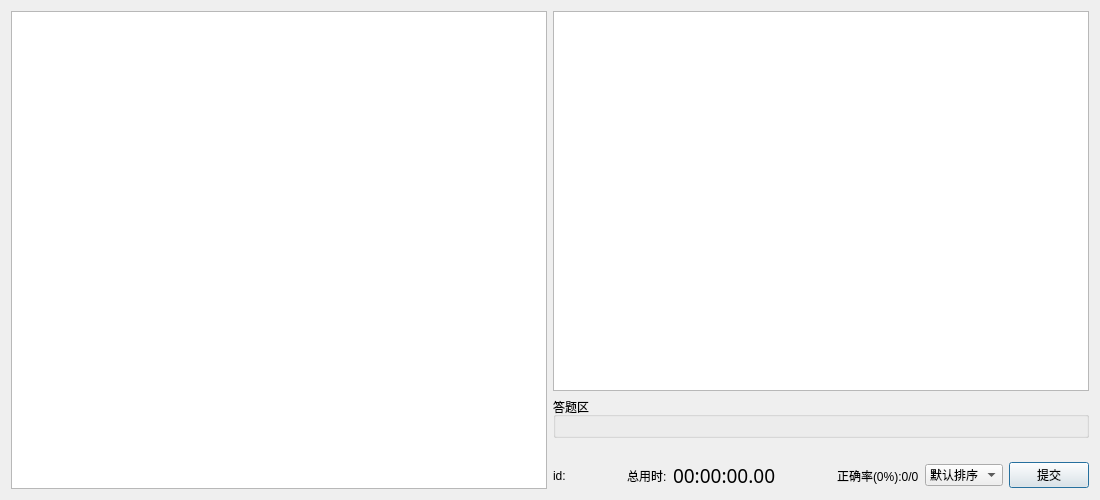
Before: the Qt Designer form learningdialog.ui in DKLost/questions, drawn with Qt 5.
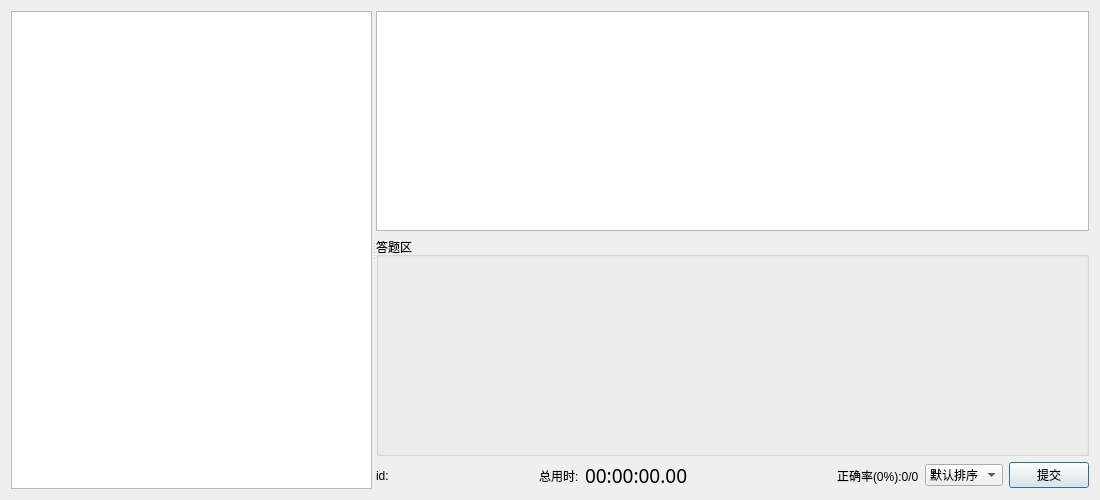
After: the same form once the commit is applied.

The edit to the form file:
```diff
--- a/learningdialog.ui
+++ b/learningdialog.ui
@@ -19,22 +19,16 @@
   <property name="windowTitle">
    <string>答题</string>
   </property>
-  <layout class="QGridLayout" name="gridLayout" rowstretch="1,0,0,0,0,0">
-   <item row="1" column="1">
-    <widget class="QGroupBox" name="groupBox">
-     <property name="sizePolicy">
-      <sizepolicy hsizetype="Expanding" vsizetype="Expanding">
-       <horstretch>0</horstretch>
-       <verstretch>0</verstretch>
-      </sizepolicy>
+  <layout class="QVBoxLayout" name="verticalLayout_2">
+   <item>
+    <widget class="QSplitter" name="splitter">
+     <property name="orientation">
+      <enum>Qt::Horizontal</enum>
      </property>
-     <property name="title">
-      <string>答题区</string>
-     </property>
-     <layout class="QGridLayout" name="gridLayout_2"/>
-    </widget>
-   </item>
-   <item row="0" column="1">
+     <widget class="QTableView" name="tableView"/>
+     <widget class="QWidget" name="verticalLayoutWidget">
+      <layout class="QGridLayout" name="gridLayout">
+       <item row="0" column="0">
     <widget class="QTextBrowser" name="textBrowser">
      <property name="font">
       <font>
@@ -54,7 +48,7 @@
      </property>
     </widget>
    </item>
-   <item row="5" column="1">
+       <item row="2" column="0">
     <layout class="QHBoxLayout" name="horizontalLayout">
      <item>
       <widget class="QLabel" name="idLabel">
@@ -145,8 +139,23 @@
      </item>
     </layout>
    </item>
-   <item row="0" column="0" rowspan="6">
-    <widget class="QTableView" name="tableView"/>
+       <item row="1" column="0">
+        <widget class="QGroupBox" name="groupBox">
+         <property name="sizePolicy">
+          <sizepolicy hsizetype="Expanding" vsizetype="Expanding">
+           <horstretch>0</horstretch>
+           <verstretch>0</verstretch>
+          </sizepolicy>
+         </property>
+         <property name="title">
+          <string>答题区</string>
+         </property>
+         <layout class="QGridLayout" name="gridLayout_2"/>
+        </widget>
+       </item>
+      </layout>
+     </widget>
+    </widget>
    </item>
   </layout>
  </widget>
```
Lines whose indentation alone changed are shown as unchanged.
